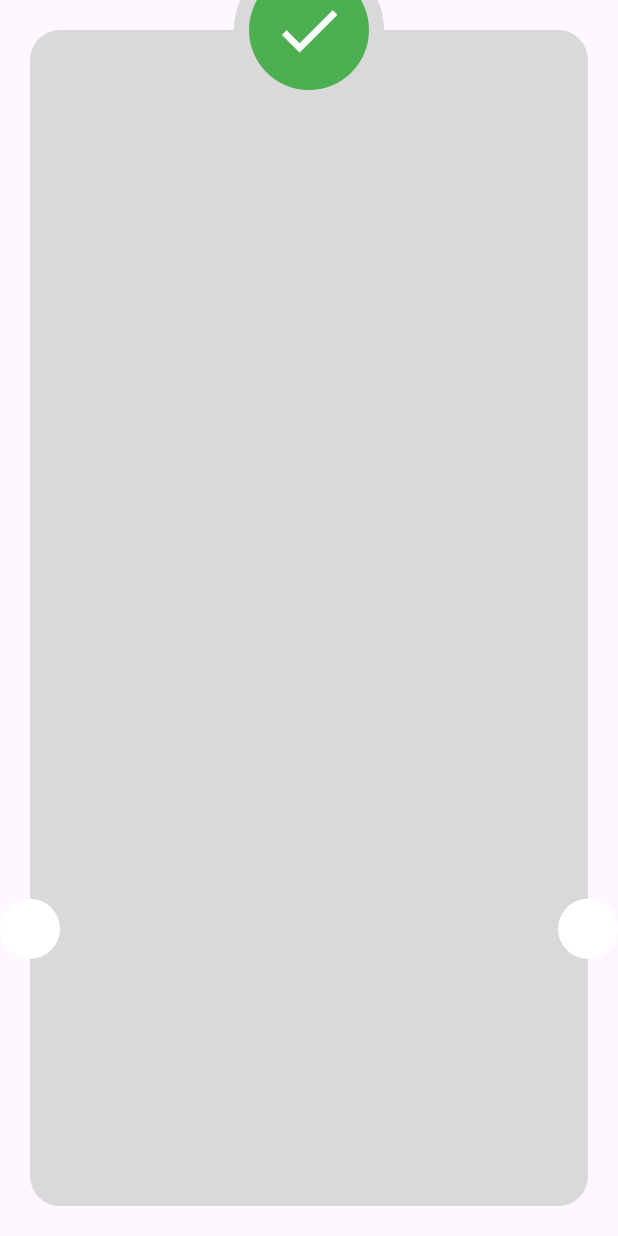
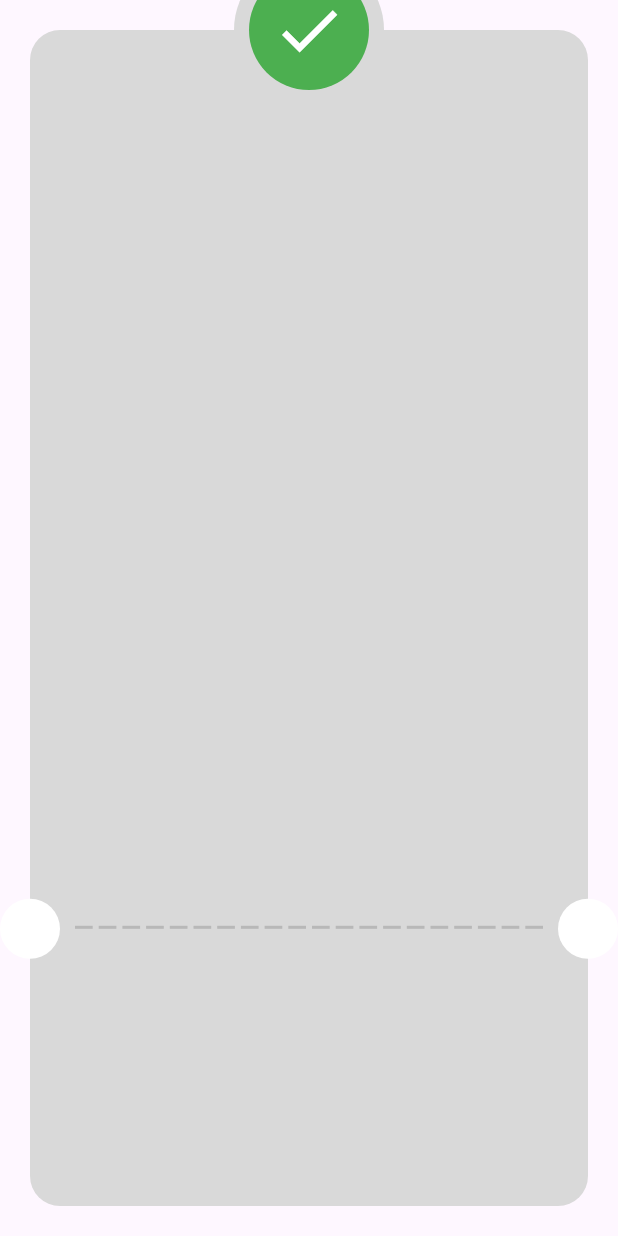
Before and after one commit to Eslamadelelkhouly/payment, a Flutter app: the ThankView screen opened directly, on a phone screen of 412 x 824 dp. Run offline on Flutter 3.47's test engine with Material 3 defaults, Android fonts, the phone set to English and light mode, and no system bars; our stand-ins replace flutter_credit_card, flutter_svg.

Commit message:
add dashed line

```diff
--- a/lib/Features/checkout/presentation/views/widgets/thank_view_body.dart
+++ b/lib/Features/checkout/presentation/views/widgets/thank_view_body.dart
@@ -15,6 +15,25 @@ class ThankViewBody extends StatelessWidget {
               color: Color(0xFFD9D9D9),
               shape: RoundedRectangleBorder(
                 borderRadius: BorderRadius.circular(20),
+              ),
+            ),
+          ),
+          Positioned(
+            bottom: MediaQuery.sizeOf(context).height * .2 + 20,
+            left: 20 + 8,
+            right: 20 + 8,
+            child: Row(
+              children: List.generate(
+                20,
+                (index) => Expanded(
+                  child: Padding(
+                    padding: const EdgeInsets.symmetric(horizontal: 2),
+                    child: Container(
+                      height: 2,
+                      color: Color(0xFFB8B8B8),
+                    ),
+                  ),
+                ),
               ),
             ),
           ),
```
